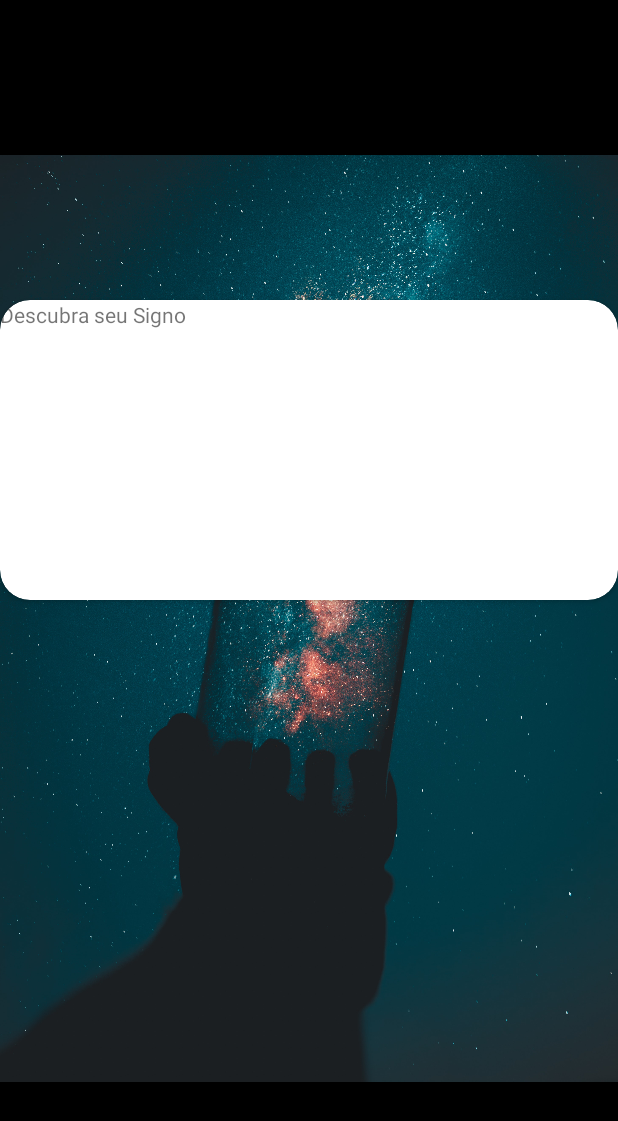
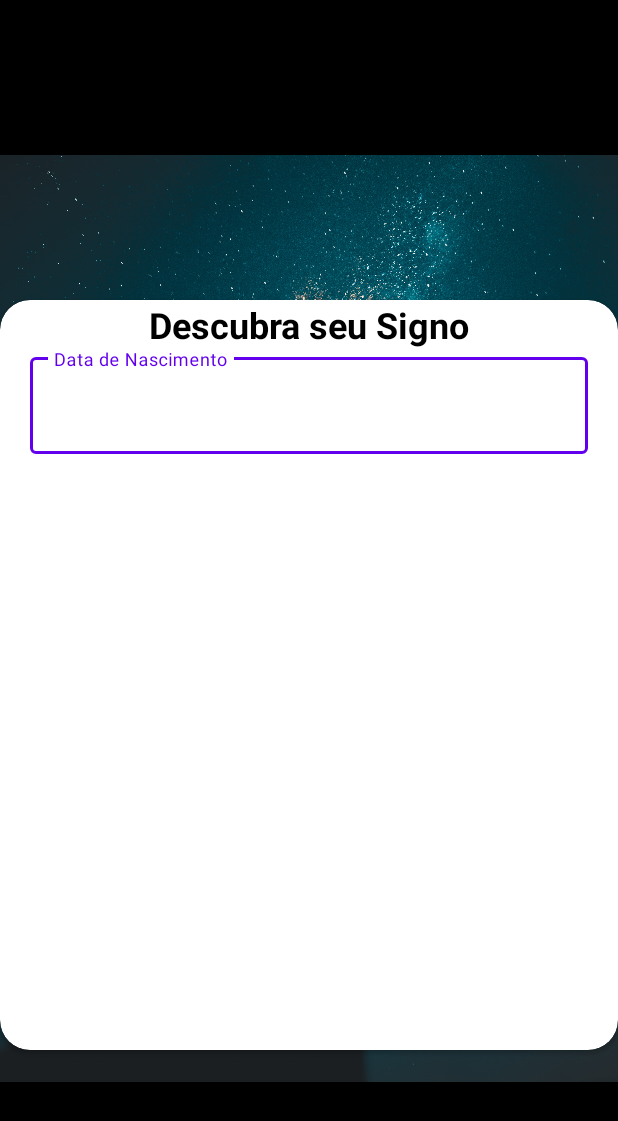
Before and after one commit to Samuel-Ricardo/Who_I_am, an Android app: the screen it shows after launch (MainActivity), on a phone screen of 412 x 824 dp. Shown: the top 1121 px of the screen. Run offline under Robolectric (Android 15) with nearby library versions, the phone set to English and light mode, and no system bars.

Commit message:
Updated: Activity - main (layout)

```diff
--- a/app/src/main/res/layout/activity_main.xml
+++ b/app/src/main/res/layout/activity_main.xml
@@ -32,11 +32,42 @@
             android:layout_marginTop="200dp"
             >
 
-            <com.google.android.material.textview.MaterialTextView
-                android:layout_width="wrap_content"
-                android:layout_height="wrap_content"
-                android:text="@string/find_signo"
-                />
+            <androidx.constraintlayout.widget.ConstraintLayout
+                android:layout_width="match_parent"
+                android:layout_height="500dp"
+                android:paddingHorizontal="20dp"
+                android:paddingBottom="20dp"
+                >
+
+                <com.google.android.material.textview.MaterialTextView
+                    android:id="@+id/materialTextView2"
+                    style="@style/title"
+                    android:layout_width="wrap_content"
+                    android:layout_height="wrap_content"
+                    android:text="@string/find_signo"
+                    app:layout_constraintEnd_toEndOf="parent"
+                    app:layout_constraintStart_toStartOf="parent"
+                    app:layout_constraintTop_toTopOf="parent" />
+
+                <com.google.android.material.textfield.TextInputLayout
+                    android:id="@+id/input_date"
+                    style="@style/Widget.MaterialComponents.TextInputLayout.OutlinedBox"
+                    android:hint="@string/lbl_birth_date"
+                    android:layout_width="match_parent"
+                    android:layout_height="70dp"
+                    app:layout_constraintEnd_toEndOf="parent"
+                    app:layout_constraintHorizontal_bias="0.0"
+                    app:layout_constraintStart_toStartOf="parent"
+                    app:layout_constraintTop_toBottomOf="@+id/materialTextView2">
+                    <com.google.android.material.textfield.TextInputEditText
+                        android:layout_width="match_parent"
+                        android:layout_height="match_parent"
+                        android:inputType="date" />
+                </com.google.android.material.textfield.TextInputLayout>
+
+
+
+            </androidx.constraintlayout.widget.ConstraintLayout>
 
         </androidx.cardview.widget.CardView>
 
--- a/app/src/main/res/values/strings.xml
+++ b/app/src/main/res/values/strings.xml
@@ -1,4 +1,5 @@
 <resources>
     <string name="app_name">Who I am</string>
     <string name="find_signo">Descubra seu Signo</string>
+    <string name="lbl_birth_date">Data de Nascimento</string>
 </resources>
--- a/app/src/main/res/values/styles.xml
+++ b/app/src/main/res/values/styles.xml
@@ -9,7 +9,7 @@
     </style>
 
     <style name="text">
-        <item name="color">@android:color/black</item>
+        <item name="android:textColor">@android:color/black</item>
         <item name="android:textSize">16sp</item>
     </style>
 
```
